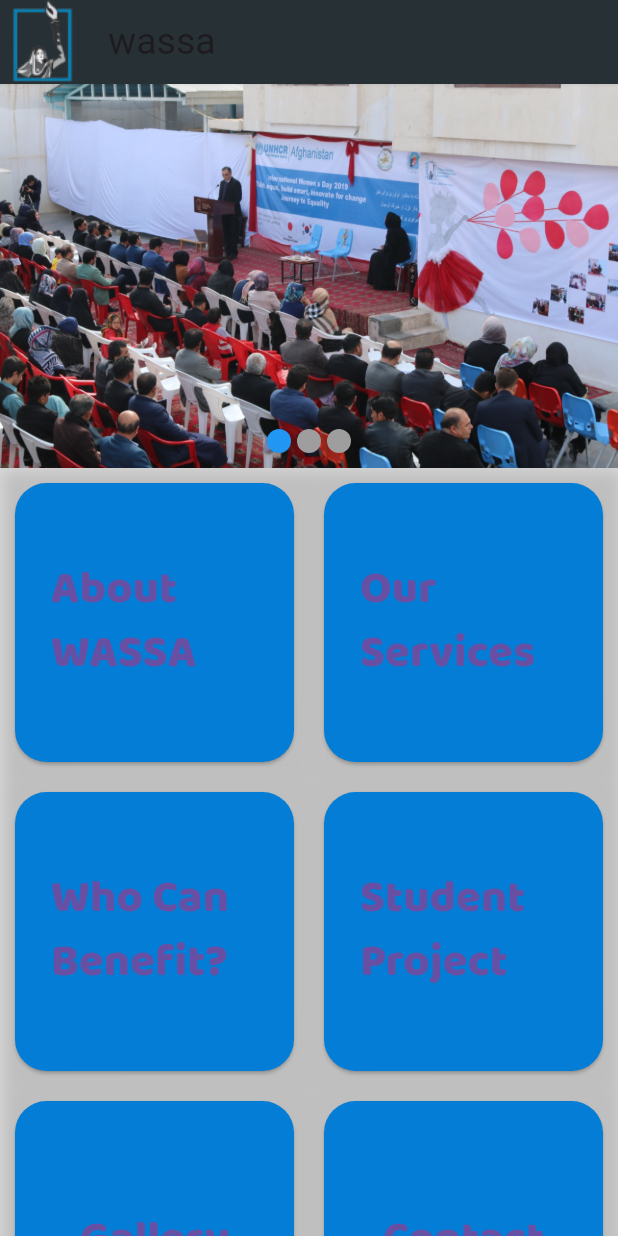
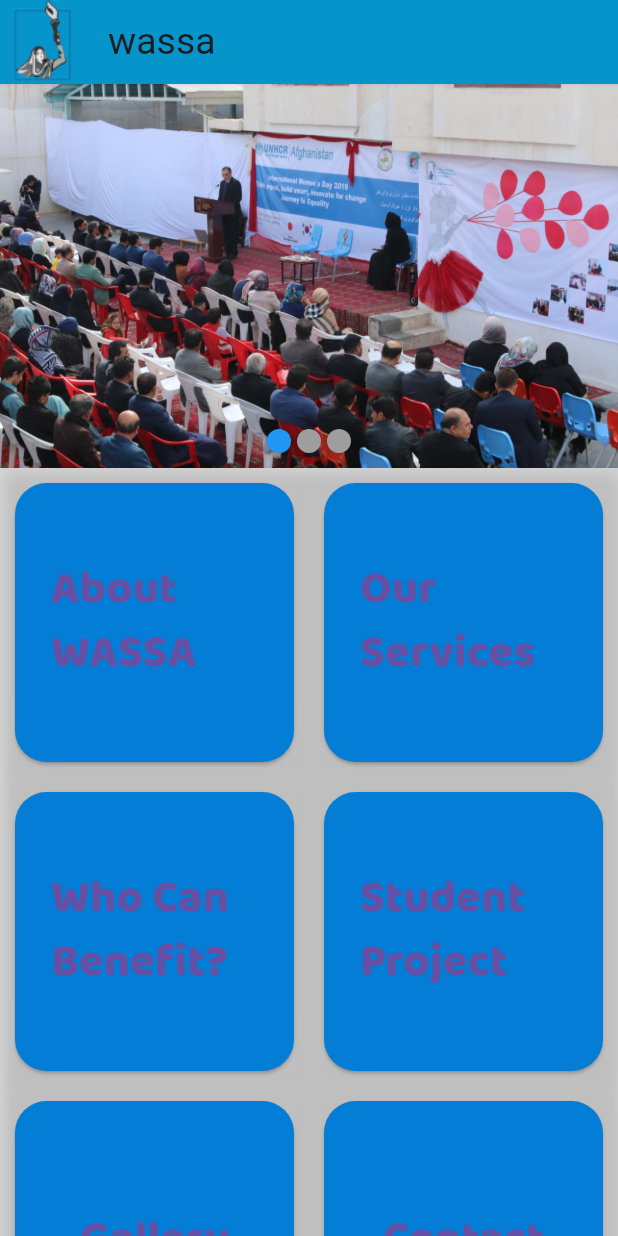
Before and after one commit to HamidSaliqa/code4fun, a Flutter app: the screen it shows after launch, on a phone screen of 412 x 824 dp. Run offline on Flutter 3.47's test engine with Material 3 defaults, Android fonts, the light colour scheme and no system bars; drawn by our look-alikes of flutter_image_slideshow; our stand-ins replace photo_view.

```diff
--- a/lib/gallery.dart
+++ b/lib/gallery.dart
@@ -40,7 +40,7 @@ class GalleryPage extends StatelessWidget {
                 child: Container(
                   padding: EdgeInsets.symmetric(horizontal: 20, vertical: 30),
                   decoration: const BoxDecoration(
-                    color: Colors.white,
+                    color: Color.fromRGBO(217, 217, 217, 1),
                     borderRadius: BorderRadius.only(
                         topLeft: Radius.circular(30),
                         topRight: Radius.circular(30)),
--- a/lib/home_page.dart
+++ b/lib/home_page.dart
@@ -18,7 +18,7 @@ class _HomePageState extends State<HomePage> {
         leading: Image.asset("assets/wassalogo.png"),
 
         title: Text('wassa',style:TextStyle(fontSize: 25),),
-        backgroundColor: Color.fromRGBO(39, 49, 53, 1),
+        backgroundColor: Color.fromARGB(255, 6, 149, 203),
       ),
       body: Column(
         children: [
```
